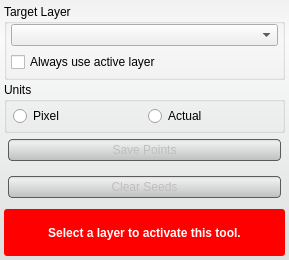
Qt form src/Interface/ToolInterface/PointsSelectToolInterface.ui (SCIInstitute/Seg3D) before a commit.
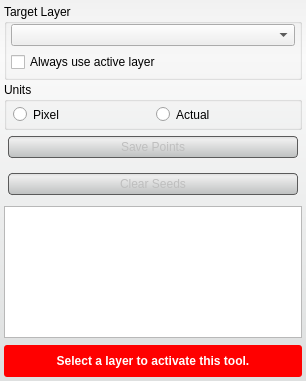
The same form after that commit. Custom widgets are drawn as their Qt base class.

Commit message: Add table to points select tool.

Diff of the .ui file:
```diff
--- a/src/Interface/ToolInterface/PointsSelectToolInterface.ui
+++ b/src/Interface/ToolInterface/PointsSelectToolInterface.ui
@@ -6,8 +6,8 @@
    <rect>
     <x>0</x>
     <y>0</y>
-    <width>289</width>
-    <height>260</height>
+    <width>306</width>
+    <height>381</height>
    </rect>
   </property>
   <property name="sizePolicy">
@@ -313,6 +313,29 @@
      </property>
     </spacer>
    </item>
+   <item>
+    <widget class="QTableWidget" name="points_table_">
+     <property name="frameShadow">
+      <enum>QFrame::Sunken</enum>
+     </property>
+    </widget>
+   </item>
+   <item>
+    <spacer name="verticalSpacer_3">
+     <property name="orientation">
+      <enum>Qt::Vertical</enum>
+     </property>
+     <property name="sizeType">
+      <enum>QSizePolicy::Fixed</enum>
+     </property>
+     <property name="sizeHint" stdset="0">
+      <size>
+       <width>20</width>
+       <height>5</height>
+      </size>
+     </property>
+    </spacer>
+   </item>
    <item>
     <widget class="QWidget" name="message_alert_" native="true">
      <property name="minimumSize">
```
The commit also changes 4 other files.
